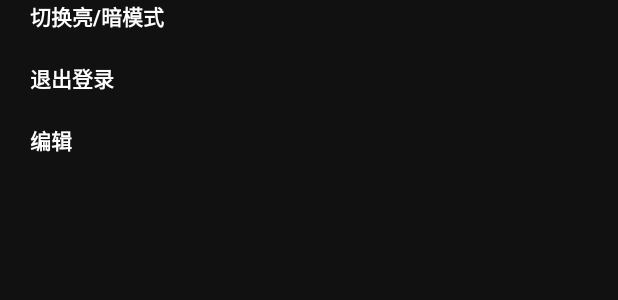
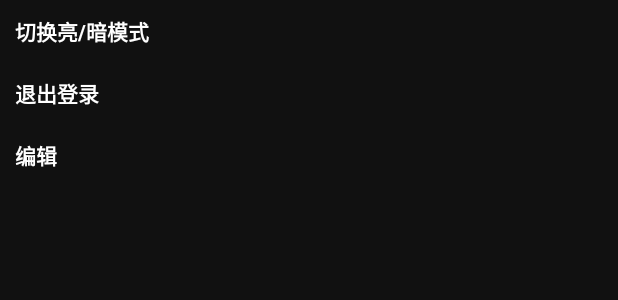
Before and after one commit to HuiPuKui/KB, an Android app: the layout already_login.xml on its own in the app's theme, with its tools: preview values and no code run, on a phone screen of 412 x 824 dp. Shown: the top 300 px of the screen. Run offline under Robolectric (Android 15) with nearby library versions, the phone set to English and light mode, and no system bars.

```diff
--- a/app/src/main/res/layout/already_login.xml
+++ b/app/src/main/res/layout/already_login.xml
@@ -12,35 +12,36 @@
     android:layout_width="match_parent"
     android:layout_height="match_parent"
     android:orientation="vertical"
-    android:paddingLeft="20dp"
-    android:paddingRight="20dp"
     >
 
     <TextView
         android:id="@+id/tv_dark1"
         android:layout_width="match_parent"
         android:layout_height="wrap_content"
+        android:background="?attr/selectableItemBackground"
         android:text="切换亮/暗模式"
         android:textColor="@color/white"
         android:textStyle="bold"
-        android:paddingBottom="20dp"/>
+        android:padding="10dp"/>
 
     <TextView
         android:id="@+id/tv_logout"
         android:layout_width="match_parent"
         android:layout_height="wrap_content"
+        android:background="?attr/selectableItemBackground"
         android:text="退出登录"
         android:textColor="@color/white"
         android:textStyle="bold"
-        android:paddingBottom="20dp"/>
+        android:padding="10dp"/>
 
     <TextView
         android:id="@+id/tv_edit1"
         android:layout_width="match_parent"
         android:layout_height="wrap_content"
+        android:background="?attr/selectableItemBackground"
         android:text="编辑"
         android:textColor="@color/white"
         android:textStyle="bold"
-        android:paddingBottom="20dp"/>
+        android:padding="10dp"/>
 
 </LinearLayout>
```
Also changed, not shown: app/src/main/java/com/stew/kotlinbox/MainActivity.kt (+26 -3 lines).
